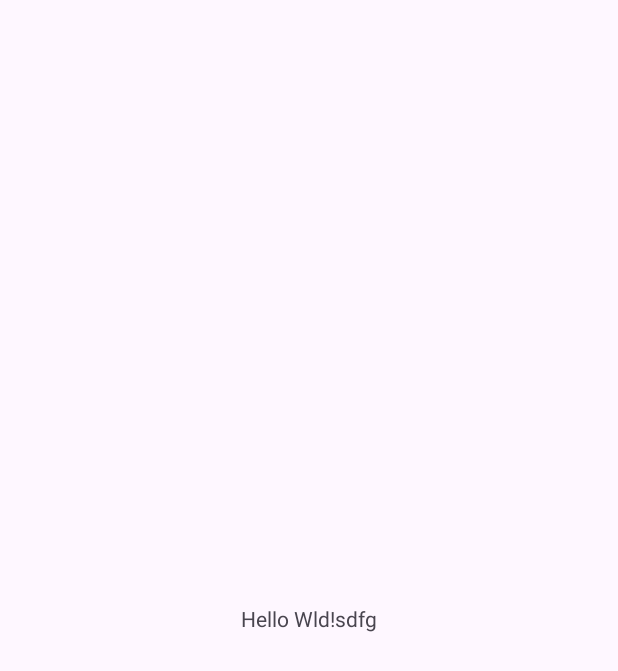
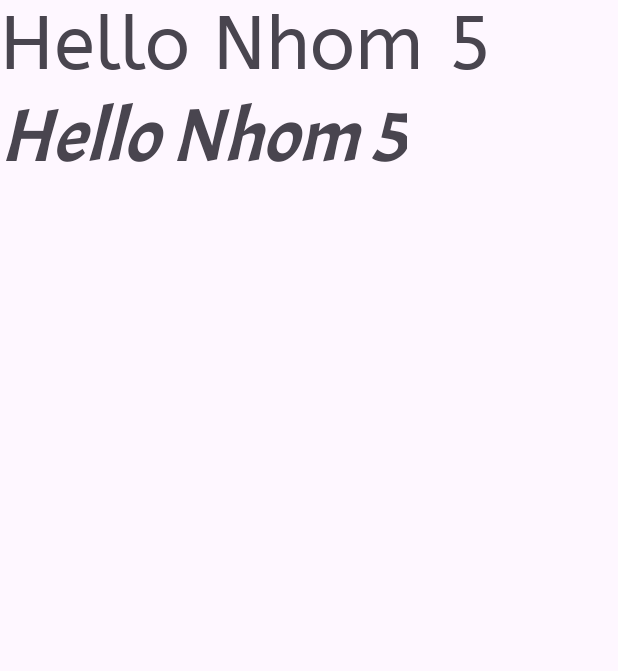
Before and after one commit to thongnguyen121/BeautyStore, an Android app: the screen it shows after launch (MainActivity), on a phone screen of 412 x 824 dp. Before the commit the part shown is almost empty. Shown: the top 671 px of the screen. Run offline under Robolectric (Android 15) with nearby library versions, the phone set to English and light mode, and no system bars.

Commit message:
thêm font chữ

```diff
--- a/app/src/main/res/layout/activity_main.xml
+++ b/app/src/main/res/layout/activity_main.xml
@@ -1,18 +1,32 @@
 <?xml version="1.0" encoding="utf-8"?>
-<androidx.constraintlayout.widget.ConstraintLayout xmlns:android="http://schemas.android.com/apk/res/android"
+<LinearLayout xmlns:android="http://schemas.android.com/apk/res/android"
     xmlns:app="http://schemas.android.com/apk/res-auto"
     xmlns:tools="http://schemas.android.com/tools"
     android:layout_width="match_parent"
     android:layout_height="match_parent"
-    tools:context=".MainActivity">
+    tools:context=".MainActivity"
+    android:orientation="vertical">
 
     <TextView
         android:layout_width="wrap_content"
         android:layout_height="wrap_content"
-        android:text="Hello Wld!sdfg"
+        android:text="Hello Nhom 5"
         app:layout_constraintBottom_toBottomOf="parent"
         app:layout_constraintEnd_toEndOf="parent"
         app:layout_constraintStart_toStartOf="parent"
-        app:layout_constraintTop_toTopOf="parent" />
+        app:layout_constraintTop_toTopOf="parent"
+        android:fontFamily="@font/abeezeeregular"
+        android:textSize="50sp"/>
+    <TextView
+        android:layout_width="wrap_content"
+        android:layout_height="wrap_content"
+        android:text="Hello Nhom 5"
+        app:layout_constraintBottom_toBottomOf="parent"
+        app:layout_constraintEnd_toEndOf="parent"
+        app:layout_constraintStart_toStartOf="parent"
+        app:layout_constraintTop_toTopOf="parent"
+        android:fontFamily="@font/acmeregular"
+        android:textStyle="italic"
+        android:textSize="50sp"/>
 
-</androidx.constraintlayout.widget.ConstraintLayout>
+</LinearLayout>
```
Also changed, not shown: app/src/main/res/font/abeezeeregular.ttf (added), app/src/main/res/font/acmeregular.ttf (added).
